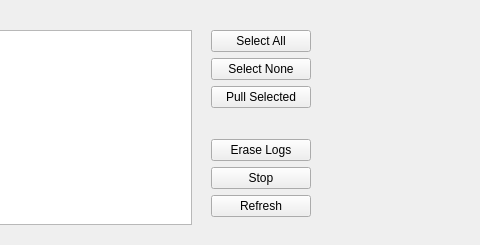
ArduPilot/apm_planner, file src/ui/configuration/LogConsole.ui: the form before one commit; both pictures show x 339 to 819 and y 0 to 245 of the 819 by 245 pixel window.
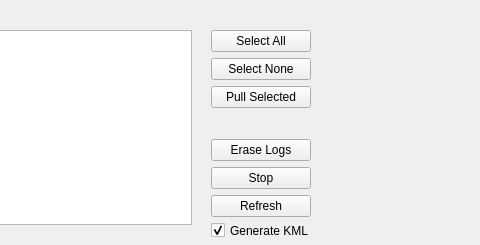
The form after the commit.

What changed in the file:
```diff
--- a/src/ui/configuration/LogConsole.ui
+++ b/src/ui/configuration/LogConsole.ui
@@ -117,6 +117,25 @@
     </item>
    </layout>
   </widget>
+  <widget class="QCheckBox" name="generateKmlCheck">
+   <property name="geometry">
+    <rect>
+     <x>550</x>
+     <y>220</y>
+     <width>131</width>
+     <height>21</height>
+    </rect>
+   </property>
+   <property name="toolTip">
+    <string>When checked, generate KML when extracting logs</string>
+   </property>
+   <property name="text">
+    <string>Generate KML</string>
+   </property>
+   <property name="checked">
+    <bool>true</bool>
+   </property>
+  </widget>
  </widget>
  <resources/>
  <connections/>
```
